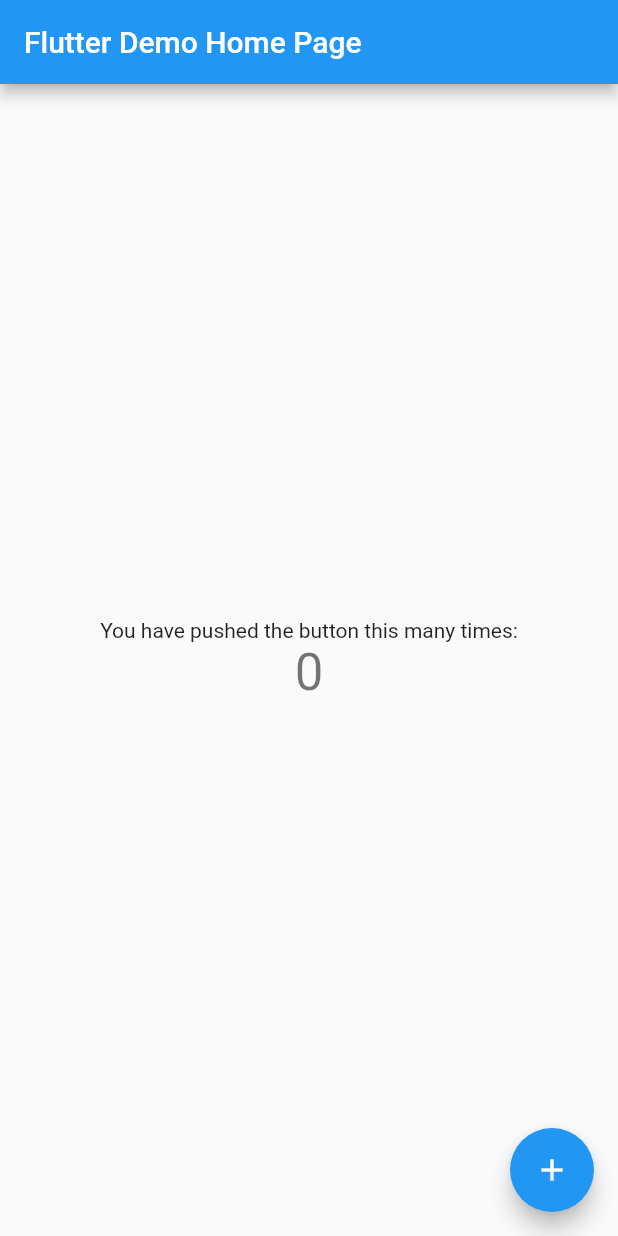
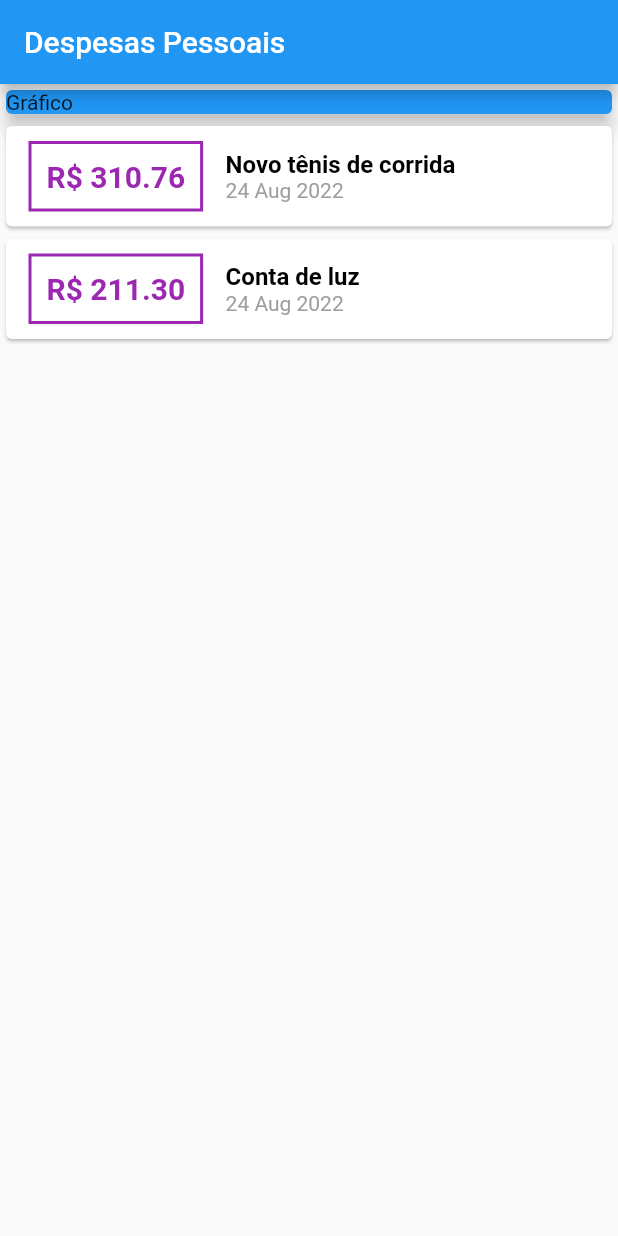
Before and after one commit to nailtonsdelima/expenses-2022, a Flutter app: the screen it shows after launch, on a phone screen of 412 x 824 dp. Run offline on Flutter 3.47's test engine with Material 2 defaults, Android fonts, the phone set to English and light mode, and no system bars.

Commit message:
Tela inicial de registro de despesas

```diff
--- a/lib/main.dart
+++ b/lib/main.dart
@@ -1,115 +1,113 @@
+import './models/transaction.dart';
 import 'package:flutter/material.dart';
+import 'package:intl/intl.dart';
 
-void main() {
-  runApp(const MyApp());
+main() => runApp(const ExpensesApp());
+
+class ExpensesApp extends StatelessWidget {
+  const ExpensesApp({Key? key}) : super(key: key);
+
+  @override
+  Widget build(BuildContext context) {
+    return MaterialApp(home: MyHomePage());
+  }
 }
 
-class MyApp extends StatelessWidget {
-  const MyApp({Key? key}) : super(key: key);
+class MyHomePage extends StatelessWidget {
+  MyHomePage({Key? key}) : super(key: key);
 
-  // This widget is the root of your application.
+  final _transactions = [
+    Transaction(
+      id: 't1',
+      title: 'Novo tênis de corrida',
+      value: 310.76,
+      date: DateTime.now(),
+    ),
+    Transaction(
+      id: 't2',
+      title: 'Conta de luz',
+      value: 211.30,
+      date: DateTime.now(),
+    ),
+  ];
+
   @override
   Widget build(BuildContext context) {
-    return MaterialApp(
-      title: 'Flutter Demo',
-      theme: ThemeData(
-        // This is the theme of your application.
-        //
-        // Try running your application with "flutter run". You'll see the
-        // application has a blue toolbar. Then, without quitting the app, try
-        // changing the primarySwatch below to Colors.green and then invoke
-        // "hot reload" (press "r" in the console where you ran "flutter run",
-        // or simply save your changes to "hot reload" in a Flutter IDE).
-        // Notice that the counter didn't reset back to zero; the application
-        // is not restarted.
-        primarySwatch: Colors.blue,
+    return Scaffold(
+      appBar: AppBar(
+        title: const Text('Despesas Pessoais'),
       ),
-      home: const MyHomePage(title: 'Flutter Demo Home Page'),
+      // body: const Center(
+      //   child: Text('Versão Inicial'),
+      // ),
+      body: Column(
+        // mainAxisAlignment: MainAxisAlignment.center,
+        crossAxisAlignment: CrossAxisAlignment.stretch,
+        children: <Widget>[
+          // ignore: sized_box_for_whitespace
+          Container(
+            width: double.infinity,
+            child: const Card(
+              color: Colors.blue,
+              elevation: 5,
+              child: Text(
+                'Gráfico',
+                // textAlign: TextAlign.center,
+              ),
+            ),
+          ),
+          // const Card(
+          //   child: Text('Lista de Transações'),
+          // )
+          Column(
+            children: _transactions.map((tr) {
+              return Card(
+                child: Row(
+                  children: <Widget>[
+                    // ignore: avoid_unnecessary_containers
+                    Container(
+                      margin: const EdgeInsets.symmetric(
+                          horizontal: 15, vertical: 10),
+                      decoration: BoxDecoration(
+                          border: Border.all(color: Colors.purple, width: 2)),
+                      padding: const EdgeInsets.all(10),
+                      child: Text(
+                        // tr.value.toString(),
+                        'R\$ ${tr.value.toStringAsFixed(2)}',
+                        style: const TextStyle(
+                          fontWeight: FontWeight.bold,
+                          fontSize: 20,
+                          color: Colors.purple,
+                        ),
+                      ),
+                    ),
+                    Column(
+                      crossAxisAlignment: CrossAxisAlignment.start,
+                      children: <Widget>[
+                        Text(
+                          tr.title,
+                          style: const TextStyle(
+                            fontWeight: FontWeight.bold,
+                            fontSize: 16,
+                            color: Colors.black,
+                          ),
+                        ),
+                        Text(
+                          // tr.date.toString(),
+                          DateFormat('d MMM y').format(tr.date),
+                          style: const TextStyle(
+                            color: Colors.grey,
+                          ),
+                        ),
+                      ],
+                    )
+                  ],
+                ),
+              );
+            }).toList(),
+          )
+        ],
+      ),
     );
   }
 }
-
-class MyHomePage extends StatefulWidget {
-  const MyHomePage({Key? key, required this.title}) : super(key: key);
-
-  // This widget is the home page of your application. It is stateful, meaning
-  // that it has a State object (defined below) that contains fields that affect
-  // how it looks.
-
-  // This class is the configuration for the state. It holds the values (in this
-  // case the title) provided by the parent (in this case the App widget) and
-  // used by the build method of the State. Fields in a Widget subclass are
-  // always marked "final".
-
-  final String title;
-
-  @override
-  State<MyHomePage> createState() => _MyHomePageState();
-}
-
-class _MyHomePageState extends State<MyHomePage> {
-  int _counter = 0;
-
-  void _incrementCounter() {
-    setState(() {
-      // This call to setState tells the Flutter framework that something has
-      // changed in this State, which causes it to rerun the build method below
-      // so that the display can reflect the updated values. If we changed
-      // _counter without calling setState(), then the build method would not be
-      // called again, and so nothing would appear to happen.
-      _counter++;
-    });
-  }
-
-  @override
-  Widget build(BuildContext context) {
-    // This method is rerun every time setState is called, for instance as done
-    // by the _incrementCounter method above.
-    //
-    // The Flutter framework has been optimized to make rerunning build methods
-    // fast, so that you can just rebuild anything that needs updating rather
-    // than having to individually change instances of widgets.
-    return Scaffold(
-      appBar: AppBar(
-        // Here we take the value from the MyHomePage object that was created by
-        // the App.build method, and use it to set our appbar title.
-        title: Text(widget.title),
-      ),
-      body: Center(
-        // Center is a layout widget. It takes a single child and positions it
-        // in the middle of the parent.
-        child: Column(
-          // Column is also a layout widget. It takes a list of children and
-          // arranges them vertically. By default, it sizes itself to fit its
-          // children horizontally, and tries to be as tall as its parent.
-          //
-          // Invoke "debug painting" (press "p" in the console, choose the
-          // "Toggle Debug Paint" action from the Flutter Inspector in Android
-          // Studio, or the "Toggle Debug Paint" command in Visual Studio Code)
-          // to see the wireframe for each widget.
-          //
-          // Column has various properties to control how it sizes itself and
-          // how it positions its children. Here we use mainAxisAlignment to
-          // center the children vertically; the main axis here is the vertical
-          // axis because Columns are vertical (the cross axis would be
-          // horizontal).
-          mainAxisAlignment: MainAxisAlignment.center,
-          children: <Widget>[
-            const Text(
-              'You have pushed the button this many times:',
-            ),
-            Text(
-              '$_counter',
-              style: Theme.of(context).textTheme.headline4,
-            ),
-          ],
-        ),
-      ),
-      floatingActionButton: FloatingActionButton(
-        onPressed: _incrementCounter,
-        tooltip: 'Increment',
-        child: const Icon(Icons.add),
-      ), // This trailing comma makes auto-formatting nicer for build methods.
-    );
-  }
-}
--- /dev/null
+++ b/lib/models/transaction.dart
@@ -0,0 +1,13 @@
+class Transaction {
+  final String id;
+  final String title;
+  final double value;
+  final DateTime date;
+
+  Transaction({
+    required this.id,
+    required this.title,
+    required this.value,
+    required this.date,
+  });
+}
--- a/pubspec.yaml
+++ b/pubspec.yaml
@@ -29,6 +29,7 @@ environment:
 dependencies:
   flutter:
     sdk: flutter
+  intl: ^0.17.0
 
 
   # The following adds the Cupertino Icons font to your application.
```
Also changed, not shown: pubspec.lock.
